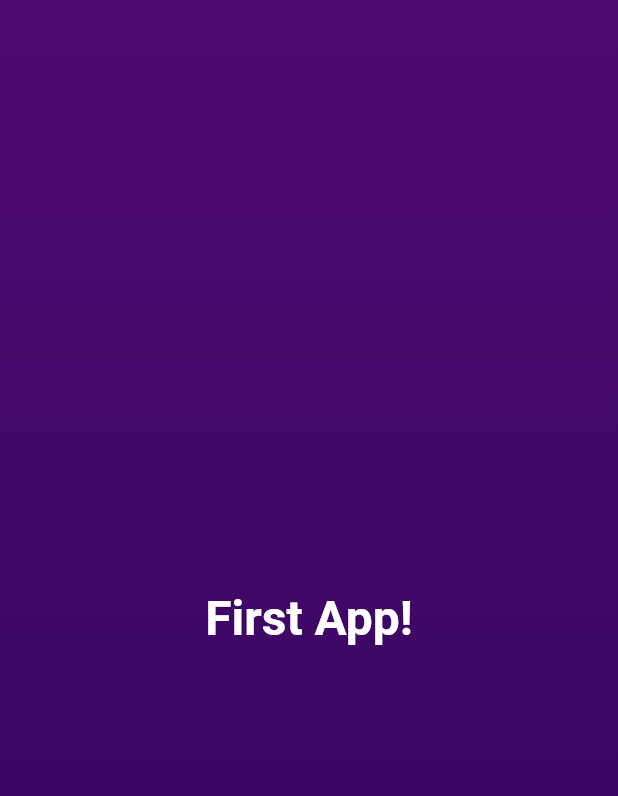
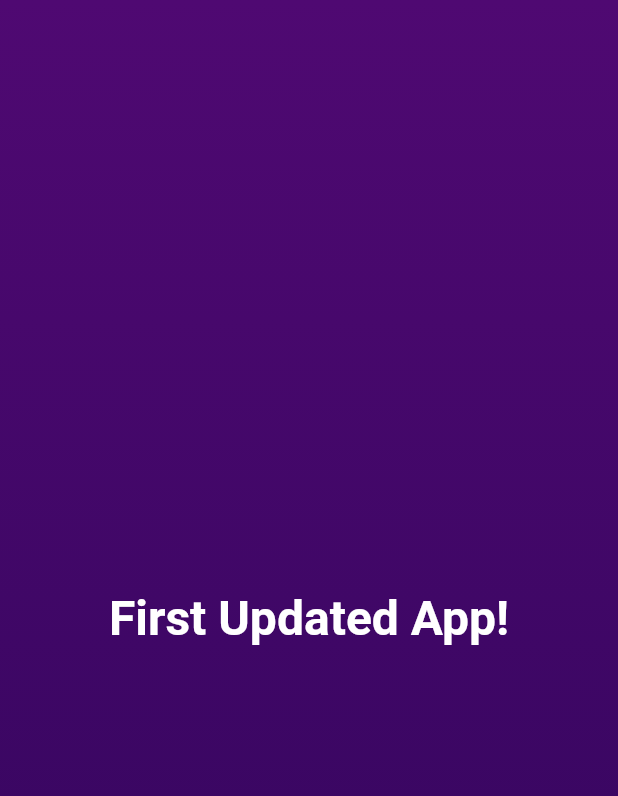
Before and after one commit to sidthree6/flutter_dice_app, a Flutter app: the screen it shows after launch, on a phone screen of 412 x 824 dp. Shown: the top 796 px of the screen. Run offline on Flutter 3.47's test engine with Material 2 defaults, Android fonts, the phone set to English and light mode, and no system bars.

Commit message:
New class,  file split

```diff
--- /dev/null
+++ b/lib/gradient_container.dart
@@ -0,0 +1,31 @@
+import 'package:flutter/material.dart';
+
+class GradientContainer extends StatelessWidget {
+  const GradientContainer({super.key});
+
+  @override
+  Widget build(context) {
+    return Container(
+      decoration: const BoxDecoration(
+        gradient: LinearGradient(
+          colors: [
+            Color.fromRGBO(48, 5, 91, 1),
+            Color.fromRGBO(79, 9, 114, 1),
+          ],
+          begin: Alignment.bottomCenter,
+          end: Alignment.topCenter,
+        ),
+      ),
+      child: const Center(
+        child: Text(
+          'First Updated App!',
+          style: TextStyle(
+            fontSize: 32,
+            fontWeight: FontWeight.bold,
+            color: Colors.white,
+          ),
+        ),
+      ),
+    );
+  }
+}
```
Also changed, not shown: lib/main.dart (+3 -23 lines).
